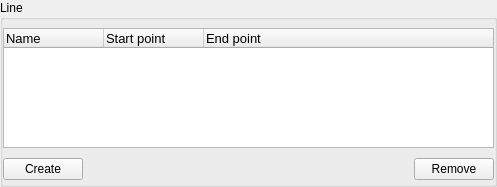
This is Bricks/widgets/ui_files/Qt4_helical_line_widget_layout.ui in mxcube/mxcubeqt as Qt 5 draws it before an edit. The edited form follows.
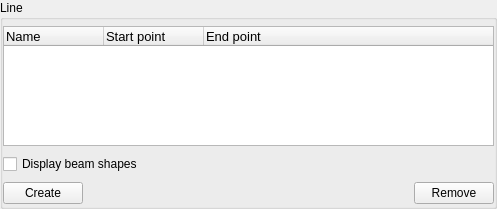
This is the edited form.

Patch:
```diff
--- a/Bricks/widgets/ui_files/Qt4_helical_line_widget_layout.ui
+++ b/Bricks/widgets/ui_files/Qt4_helical_line_widget_layout.ui
@@ -7,7 +7,7 @@
     <x>0</x>
     <y>0</y>
     <width>497</width>
-    <height>187</height>
+    <height>209</height>
    </rect>
   </property>
   <property name="windowTitle">
@@ -111,6 +111,13 @@
             </column>
            </widget>
           </item>
+          <item>
+           <widget class="QCheckBox" name="display_beam_cbox">
+            <property name="text">
+             <string>Display beam shapes</string>
+            </property>
+           </widget>
+          </item>
           <item>
            <layout class="QHBoxLayout">
             <item>
```
Left out of the diff: 2 changed lines with no effect on the pictures.
